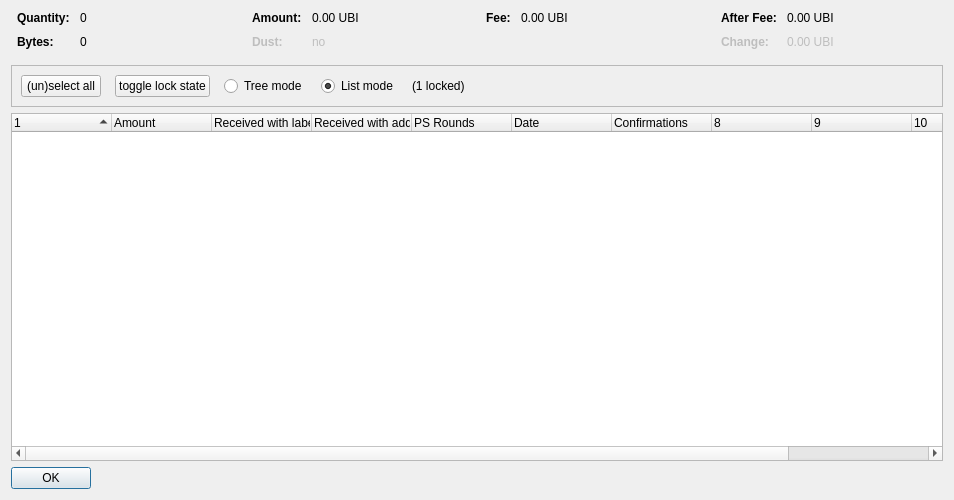
The window that src/qt/forms/coincontroldialog.ui (UbiState/ubicoin) describes before a commit, drawn with Qt 5.
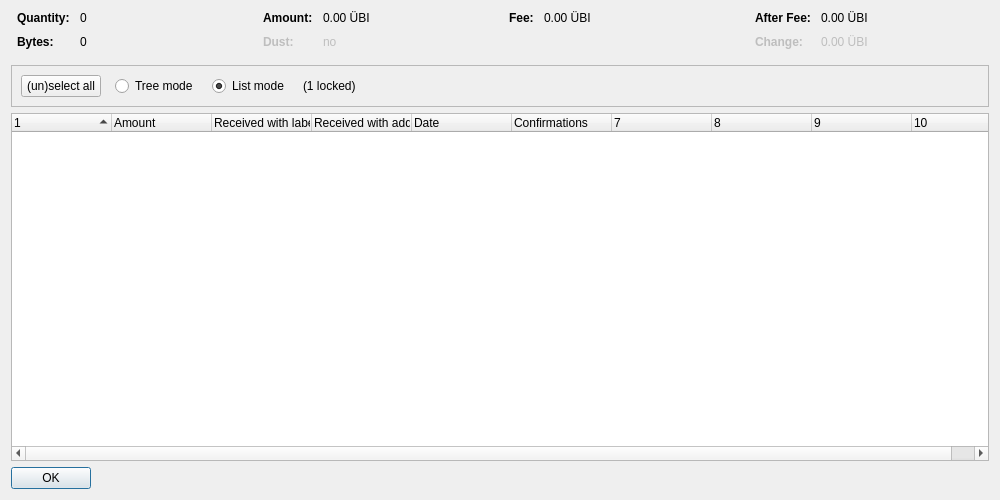
The same window after the commit. Custom widgets are drawn as their Qt base class.

The edit to the form file:
```diff
--- a/src/qt/forms/coincontroldialog.ui
+++ b/src/qt/forms/coincontroldialog.ui
@@ -6,7 +6,7 @@
    <rect>
     <x>0</x>
     <y>0</y>
-    <width>954</width>
+    <width>1000</width>
     <height>500</height>
    </rect>
   </property>
@@ -132,7 +132,7 @@
           <enum>Qt::ActionsContextMenu</enum>
          </property>
          <property name="text">
-          <string notr="true">0.00 UBI</string>
+          <string notr="true">0.00 ÜBI</string>
          </property>
          <property name="textInteractionFlags">
           <set>Qt::LinksAccessibleByMouse|Qt::TextSelectableByKeyboard|Qt::TextSelectableByMouse</set>
@@ -212,7 +212,7 @@
           <enum>Qt::ActionsContextMenu</enum>
          </property>
          <property name="text">
-          <string notr="true">0.00 UBI</string>
+          <string notr="true">0.00 ÜBI</string>
          </property>
          <property name="textInteractionFlags">
           <set>Qt::LinksAccessibleByMouse|Qt::TextSelectableByKeyboard|Qt::TextSelectableByMouse</set>
@@ -257,7 +257,7 @@
           <enum>Qt::ActionsContextMenu</enum>
          </property>
          <property name="text">
-          <string notr="true">0.00 UBI</string>
+          <string notr="true">0.00 ÜBI</string>
          </property>
          <property name="textInteractionFlags">
           <set>Qt::LinksAccessibleByMouse|Qt::TextSelectableByKeyboard|Qt::TextSelectableByMouse</set>
@@ -292,7 +292,7 @@
           <enum>Qt::ActionsContextMenu</enum>
          </property>
          <property name="text">
-          <string notr="true">0.00 UBI</string>
+          <string notr="true">0.00 ÜBI</string>
          </property>
          <property name="textInteractionFlags">
           <set>Qt::LinksAccessibleByMouse|Qt::TextSelectableByKeyboard|Qt::TextSelectableByMouse</set>
@@ -319,7 +319,7 @@
      </property>
      <layout class="QHBoxLayout" name="horizontalLayout">
       <item>
-       <layout class="QHBoxLayout" name="horizontalLayoutPanel" stretch="0,0,0,0,0,0">
+       <layout class="QHBoxLayout" name="horizontalLayoutPanel" stretch="0,0,0,0,0">
         <property name="spacing">
          <number>14</number>
         </property>
@@ -339,22 +339,6 @@
           </property>
          </widget>
         </item>
-        <item>
-         <widget class="QPushButton" name="pushButtonToggleLock">
-          <property name="sizePolicy">
-           <sizepolicy hsizetype="Maximum" vsizetype="Fixed">
-            <horstretch>0</horstretch>
-            <verstretch>0</verstretch>
-           </sizepolicy>
-          </property>
-          <property name="text">
-           <string>toggle lock state</string>
-          </property>
-          <property name="autoDefault">
-           <bool>false</bool>
-          </property>
-         </widget>
-        </item>
         <item>
          <widget class="QRadioButton" name="radioTreeMode">
           <property name="sizePolicy">
@@ -418,7 +402,7 @@
       <bool>false</bool>
      </property>
      <property name="columnCount">
-      <number>11</number>
+      <number>10</number>
      </property>
      <attribute name="headerShowSortIndicator" stdset="0">
       <bool>true</bool>
@@ -446,11 +430,6 @@
        <string>Received with address</string>
       </property>
      </column>
-     <column>
-      <property name="text">
-       <string>PS Rounds</string>
-      </property>
-     </column>
      <column>
       <property name="text">
        <string>Date</string>
```
Left out of the diff: 4 changed lines with no effect on the pictures.
